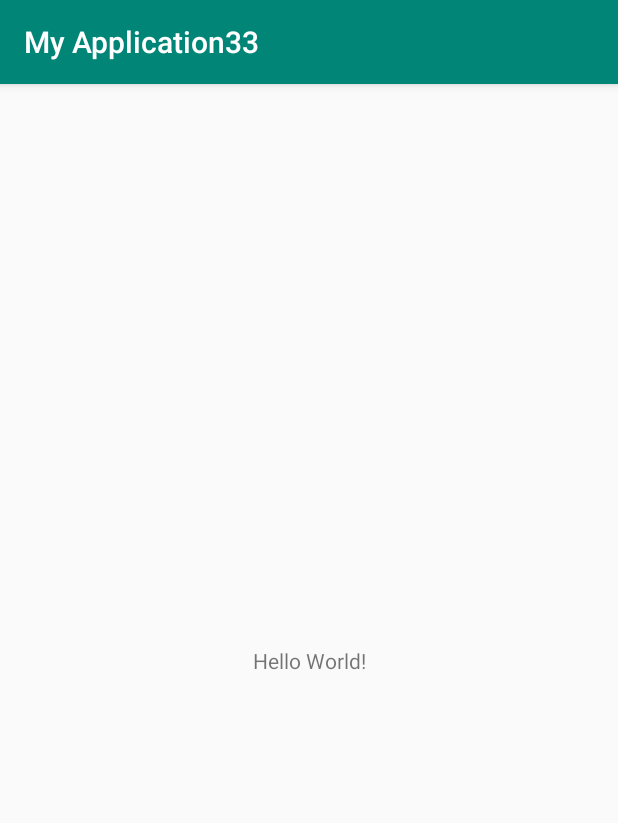
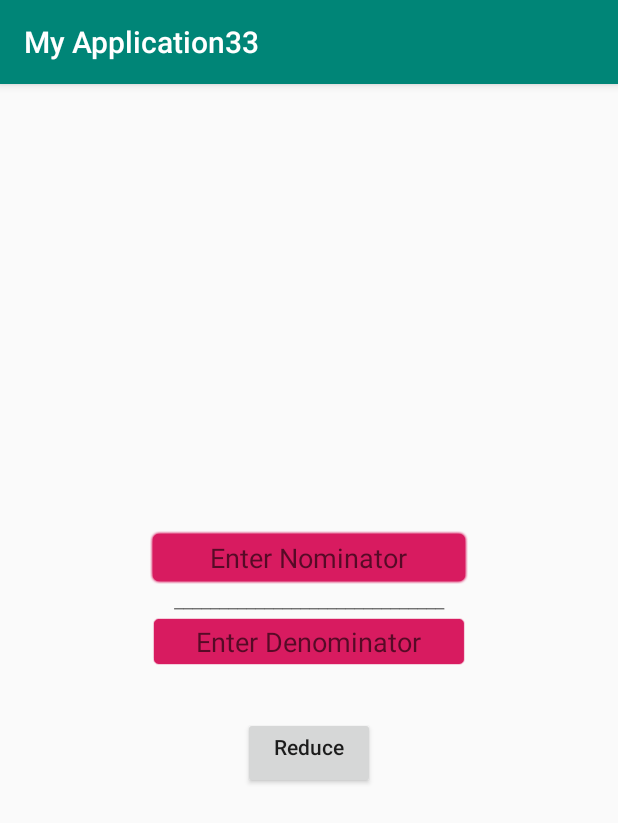
Before and after one commit to Edgar48/MyApplication33, an Android app: the screen it shows after launch (MainActivity), on a phone screen of 412 x 824 dp. Shown: the top 823 px of the screen. Run offline under Robolectric (Android 15) with nearby library versions, the phone set to English and light mode, and no system bars.

```diff
--- a/app/src/main/java/com/example/myapplication33/MainActivity.java
+++ b/app/src/main/java/com/example/myapplication33/MainActivity.java
@@ -2,13 +2,37 @@ package com.example.myapplication33;
 
 import android.support.v7.app.AppCompatActivity;
 import android.os.Bundle;
+import android.view.View;
+import android.widget.Button;
+import android.widget.EditText;
 
-public class MainActivity extends AppCompatActivity {
+public class MainActivity extends AppCompatActivity implements View.OnClickListener {
 
     @Override
     protected void onCreate(Bundle savedInstanceState) {
         super.onCreate(savedInstanceState);
         setContentView(R.layout.activity_main);
+        Button button = findViewById(R.id.button);
+        button.setOnClickListener(this);
+    }
+/* weiter auf Seite 57*/
+    @Override
+    public void onClick(View v) {
+        EditText etZaehler = findViewById(R.id.zaehler);
+        EditText etNenner = findViewById(R.id.nenner);
+        int z = Integer.parseInt(etZaehler.getText().toString());
+        int n = Integer.parseInt(etNenner.getText().toString());
+        if (z*n != 0) {
+            int rest;
+            int ggt = Math.abs(z);
+            int divisor = Math.abs(n);
+            do { rest = ggt % divisor;
+            ggt = divisor; divisor = rest;
+            }  while (rest > 0);
+            z /= ggt;
+            n /= ggt; }
+        etZaehler.setText(Integer.toString(z));
+        etNenner.setText(Integer.toString(n));
     }
 }
 /*test33-2*/
--- a/app/src/main/res/layout/activity_main.xml
+++ b/app/src/main/res/layout/activity_main.xml
@@ -1,18 +1,53 @@
 <?xml version="1.0" encoding="utf-8"?>
-<android.support.constraint.ConstraintLayout xmlns:android="http://schemas.android.com/apk/res/android"
+<LinearLayout xmlns:android="http://schemas.android.com/apk/res/android"
     xmlns:app="http://schemas.android.com/apk/res-auto"
     xmlns:tools="http://schemas.android.com/tools"
     android:layout_width="match_parent"
     android:layout_height="match_parent"
+    android:gravity="center"
+    android:orientation="vertical"
     tools:context=".MainActivity">
 
-    <TextView
+    <EditText
+        android:id="@+id/zaehler"
+        style="@android:style/Widget.DeviceDefault.EditText"
         android:layout_width="wrap_content"
         android:layout_height="wrap_content"
-        android:text="Hello World!"
-        app:layout_constraintBottom_toBottomOf="parent"
-        app:layout_constraintLeft_toLeftOf="parent"
-        app:layout_constraintRight_toRightOf="parent"
-        app:layout_constraintTop_toTopOf="parent" />
+        android:background="@android:drawable/editbox_background"
+        android:backgroundTint="@color/colorAccent"
+        android:ems="10"
+        android:gravity="center"
+        android:hint="Enter Nominator"
+        android:inputType="numberSigned"
+        android:selectAllOnFocus="true"
+        android:singleLine="true" />
 
-</android.support.constraint.ConstraintLayout>
+    <TextView
+        android:id="@+id/textView"
+        android:layout_width="match_parent"
+        android:layout_height="wrap_content"
+        android:gravity="center"
+        android:text="______________________________" />
+
+    <EditText
+        android:id="@+id/nenner"
+        android:layout_width="wrap_content"
+        android:layout_height="wrap_content"
+        android:background="@android:drawable/editbox_background"
+        android:backgroundTint="@color/colorAccent"
+        android:ems="10"
+        android:gravity="center"
+        android:hint="Enter Denominator"
+        android:inputType="numberSigned"
+        android:selectAllOnFocus="true"
+        android:singleLine="true" />
+
+    <Button
+        android:id="@+id/button"
+        android:layout_width="wrap_content"
+        android:layout_height="wrap_content"
+        android:gravity="center_horizontal|top"
+        android:layout_marginTop="32dp"
+        android:text="Reduce"
+        android:textAllCaps="false"/>
+</LinearLayout>
```
